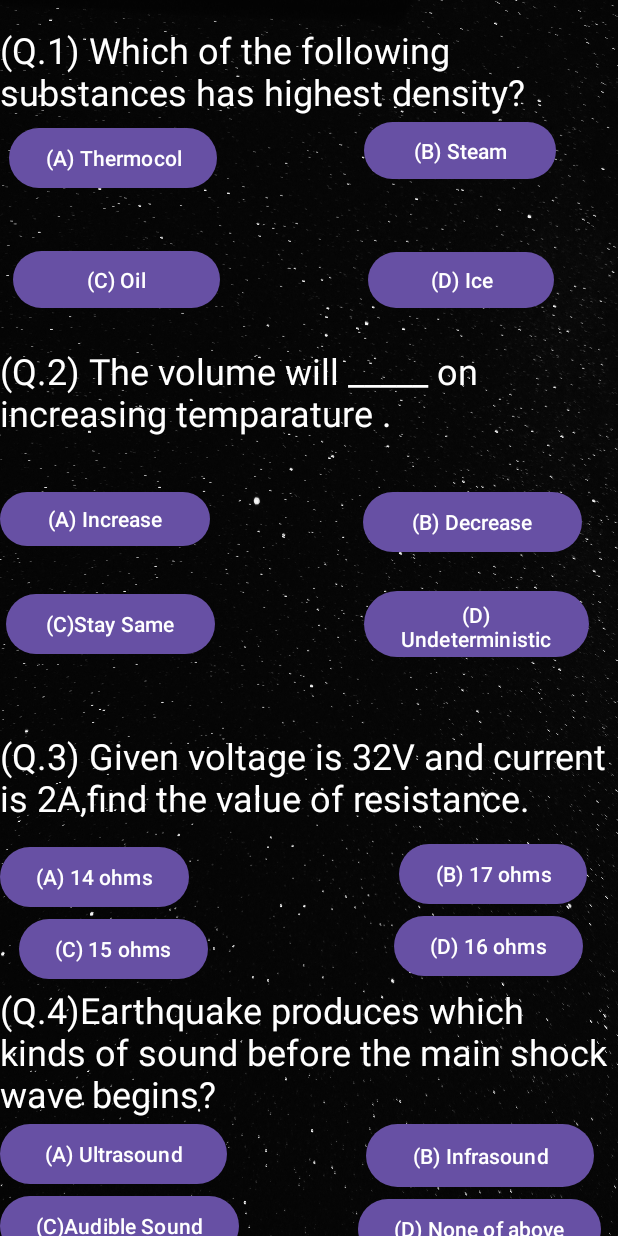
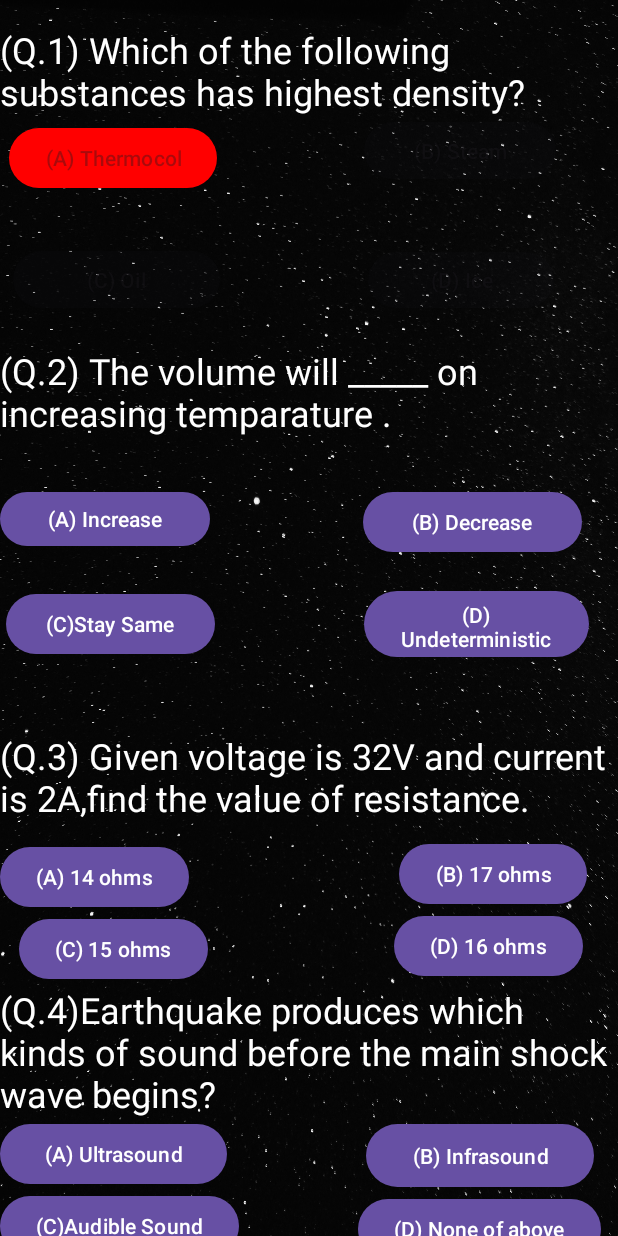
Before and after one commit to Nafis-Foysal-Ashik/SWE_Project, an Android app: the PhysicsActivity screen opened directly, with no data from a screen before it, after a tap on "(A) Thermocol", on a phone screen of 412 x 824 dp. Run offline under Robolectric (Android 15) with nearby library versions, the phone set to English and light mode, and no system bars.

Commit message:
Physics activity tracking the answer

```diff
--- a/app/src/main/java/com/example/study/PhysicsActivity.java
+++ b/app/src/main/java/com/example/study/PhysicsActivity.java
@@ -1,174 +1,94 @@
 package com.example.study;
 
 import androidx.appcompat.app.AppCompatActivity;
-
 import android.os.Bundle;
 import android.view.View;
-import android.widget.Adapter;
 import android.widget.Button;
 import android.widget.Toast;
 
 public class PhysicsActivity extends AppCompatActivity {
-    Button btn1,btn2,btn3,btn4 ,btnSb,
-    btn5,btn6,btn7,btn8,
-    btn9,btn10,btn11,btn12,
-    btn13,btn14,btn15,btn16,
-    btn17,btn18,btn19,btn20,
-    btn21,btn22,btn23,btn24,
-    btn25,btn26,btn27,btn28,
-    btn29,btn30,btn31,btn32,
-    btn33,btn34,btn35,btn36,
-   btn37, btn38,btn39,btn40;
-    Integer flag;
-
+    private Button[] buttons = new Button[40];
+    private Button btnSb;
 
     @Override
     protected void onCreate(Bundle savedInstanceState) {
         super.onCreate(savedInstanceState);
         setContentView(R.layout.activity_physics);
-//question 1
-        btn1 = findViewById(R.id.q1ap);
-        btn2 = findViewById(R.id.q1bp);
-        btn3 = findViewById(R.id.q1cp);
-        btn4 = findViewById(R.id.q1dp);
+
+        // Initialize buttons
+        int[] buttonIds = {
+                R.id.q1ap, R.id.q1bp, R.id.q1cp, R.id.q1dp,
+                R.id.q2ap, R.id.q2bp, R.id.q2cp, R.id.q2dp,
+                R.id.q3ap, R.id.q3bp, R.id.q3cp, R.id.q3dp,
+                R.id.q4pa, R.id.q4pb, R.id.q4pc, R.id.q4pd,
+                R.id.q5ap, R.id.q5bp, R.id.q5cp, R.id.q5dp,
+                R.id.q6ap, R.id.q6bp, R.id.q6cp, R.id.q6dp,
+                R.id.q7ap, R.id.q7bp, R.id.q7cp, R.id.q7dp,
+                R.id.q8ap, R.id.q8bp, R.id.q8cp, R.id.q8dp,
+                R.id.q9ap, R.id.q9bp, R.id.q9cp, R.id.q9dp,
+                R.id.q10ap, R.id.q10bp, R.id.q10cp, R.id.q10dp
+        };
+
+        for (int i = 0; i < buttonIds.length; i++) {
+            buttons[i] = findViewById(buttonIds[i]);
+        }
+
         btnSb = findViewById(R.id.psb);
 
-        BtnClick CBl = new CorrBtnClick();
-        BtnClick Ibl = new incrBtnClick();
+        // Set up listeners
+        setButtonListeners();
 
-
-        btn1.setOnClickListener(new AdapterClickListener(Ibl));
-        btn2.setOnClickListener(new AdapterClickListener(Ibl));
-        btn3.setOnClickListener(new AdapterClickListener(CBl));
-        btn4.setOnClickListener(new AdapterClickListener(Ibl));
-//question 2
-        btn5 = findViewById(R.id.q2ap);
-        btn6 = findViewById(R.id.q2bp);
-        btn7= findViewById(R.id.q2cp);
-        btn8 = findViewById(R.id.q2dp);
-
-        btn5.setOnClickListener(new AdapterClickListener(CBl));
-        btn6.setOnClickListener(new AdapterClickListener(Ibl));
-        btn7.setOnClickListener(new AdapterClickListener(Ibl));
-        btn8.setOnClickListener(new AdapterClickListener(Ibl));
-
-        // question 3
-        btn9 = findViewById(R.id.q3ap);
-        btn10 = findViewById(R.id.q3bp);
-        btn11= findViewById(R.id.q3cp);
-        btn12= findViewById(R.id.q3dp);
-
-        btn9.setOnClickListener(new AdapterClickListener(Ibl));
-        btn10.setOnClickListener(new AdapterClickListener(Ibl));
-        btn11.setOnClickListener(new AdapterClickListener(Ibl));
-        btn12.setOnClickListener(new AdapterClickListener(CBl));
-//question 4
-        btn13 = findViewById(R.id.q4pa);
-        btn14 = findViewById(R.id.q4pb);
-        btn15= findViewById(R.id.q4pc);
-        btn16= findViewById(R.id.q4pd);
-
-        btn13.setOnClickListener(new AdapterClickListener(Ibl));
-        btn14.setOnClickListener(new AdapterClickListener(CBl));
-        btn15.setOnClickListener(new AdapterClickListener(Ibl));
-        btn16.setOnClickListener(new AdapterClickListener(Ibl));
-//question 5
-        btn17 = findViewById(R.id.q5ap);
-        btn18 = findViewById(R.id.q5bp);
-        btn19= findViewById(R.id.q5cp);
-        btn20= findViewById(R.id.q5dp);
-
-        btn17.setOnClickListener(new AdapterClickListener(Ibl));
-        btn18.setOnClickListener(new AdapterClickListener(CBl));
-        btn19.setOnClickListener(new AdapterClickListener(Ibl));
-        btn20.setOnClickListener(new AdapterClickListener(Ibl));
-//question 6
-
-        btn21 = findViewById(R.id.q6ap);
-        btn22 = findViewById(R.id.q6bp);
-        btn23= findViewById(R.id.q6cp);
-        btn24= findViewById(R.id.q6dp);
-
-        btn21.setOnClickListener(new AdapterClickListener(Ibl));
-        btn22.setOnClickListener(new AdapterClickListener(CBl));
-        btn23.setOnClickListener(new AdapterClickListener(Ibl));
-        btn24.setOnClickListener(new AdapterClickListener(Ibl));
-
-//question 7
-
-        btn25 = findViewById(R.id.q7ap);
-        btn26 = findViewById(R.id.q7bp);
-        btn27= findViewById(R.id.q7cp);
-        btn28= findViewById(R.id.q7dp);
-
-        btn25.setOnClickListener(new AdapterClickListener(Ibl));
-        btn26.setOnClickListener(new AdapterClickListener(Ibl));
-        btn27.setOnClickListener(new AdapterClickListener(Ibl));
-        btn28.setOnClickListener(new AdapterClickListener(CBl));
-
- //question 8
-
-        btn29 = findViewById(R.id.q8ap);
-        btn30 = findViewById(R.id.q8bp);
-        btn31= findViewById(R.id.q8cp);
-        btn32= findViewById(R.id.q8dp);
-
-        btn29.setOnClickListener(new AdapterClickListener(Ibl));
-        btn30.setOnClickListener(new AdapterClickListener(Ibl));
-        btn31.setOnClickListener(new AdapterClickListener(CBl));
-        btn32.setOnClickListener(new AdapterClickListener(Ibl));
-
- //question 9
-        btn33= findViewById(R.id.q9ap);
-        btn34 = findViewById(R.id.q9bp);
-        btn35= findViewById(R.id.q9cp);
-        btn36= findViewById(R.id.q9dp);
-
-        btn33.setOnClickListener(new AdapterClickListener(CBl));
-        btn34.setOnClickListener(new AdapterClickListener(Ibl));
-        btn35.setOnClickListener(new AdapterClickListener(Ibl));
-        btn36.setOnClickListener(new AdapterClickListener(Ibl));
-
- //question 10
-
-        btn37= findViewById(R.id.q10ap);
-        btn38 = findViewById(R.id.q10bp);
-        btn39= findViewById(R.id.q10cp);
-        btn40= findViewById(R.id.q10dp);
-
-        btn33.setOnClickListener(new AdapterClickListener(CBl));
-        btn34.setOnClickListener(new AdapterClickListener(Ibl));
-        btn35.setOnClickListener(new AdapterClickListener(Ibl));
-        btn36.setOnClickListener(new AdapterClickListener(Ibl));
-
-
-        btnSb.setOnClickListener(new View.OnClickListener() {
-            @Override
-            public void onClick(View view) {
-                Toast.makeText(PhysicsActivity.this, "Your Score:"+ ScoreManager.getInstance().getScore(), Toast.LENGTH_SHORT).show();
-            }
-        });
+        btnSb.setOnClickListener(view ->
+                Toast.makeText(PhysicsActivity.this, "Your Score: " + ScoreManager.getInstance().getScore(), Toast.LENGTH_SHORT).show()
+        );
     }
 
+    private void setButtonListeners() {
+        int[] correctAnswers = {
+                R.id.q1cp, R.id.q2ap, R.id.q3dp,
+                R.id.q4pb, R.id.q5bp, R.id.q6bp,
+                R.id.q7dp, R.id.q8cp, R.id.q9ap,
+                R.id.q10cp
+        };
 
+        for (int i = 0; i < buttons.length; i++) {
+            boolean isCorrect = false;
+            for (int correctAnswer : correctAnswers) {
+                if (correctAnswer == buttons[i].getId()) {
+                    isCorrect = true;
+                    break;
+                }
+            }
+            buttons[i].setOnClickListener(new AdapterClickListener(buttons[i], isCorrect, getQuestionButtons(i / 4)));
+        }
+    }
 
+    private Button[] getQuestionButtons(int questionIndex) {
+        Button[] questionButtons = new Button[4];
+        System.arraycopy(buttons, questionIndex * 4, questionButtons, 0, 4);
+        return questionButtons;
+    }
 
     private class AdapterClickListener implements View.OnClickListener {
+        private BtnClick btnClick;
+        private Button button;
+        private Button[] questionButtons;
+        private boolean isCorrect;
 
-        private BtnClick btnClick;
-
-        public AdapterClickListener(BtnClick btnClick) {
-
-            this.btnClick = btnClick;
+        public AdapterClickListener(Button button, boolean isCorrect, Button[] questionButtons) {
+            this.button = button;
+            this.isCorrect = isCorrect;
+            this.questionButtons = questionButtons;
+            this.btnClick = isCorrect ? new CorrBtnClick() : new incrBtnClick();
         }
 
         @Override
         public void onClick(View view) {
             btnClick.onClick();
-
+            button.setBackgroundColor(isCorrect ? 0xFF00FF00 : 0xFFFF0000); // Green for correct, Red for incorrect
+            for (Button b : questionButtons) {
+                b.setEnabled(false);
+            }
         }
     }
-
-
-
-    }
+}
```
